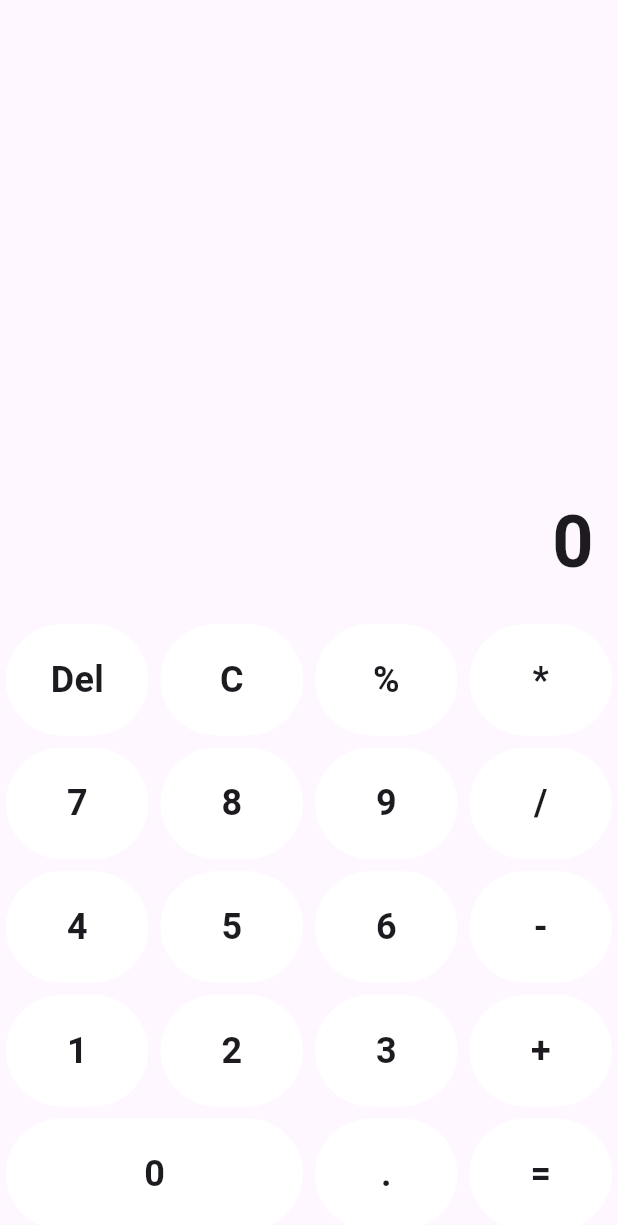
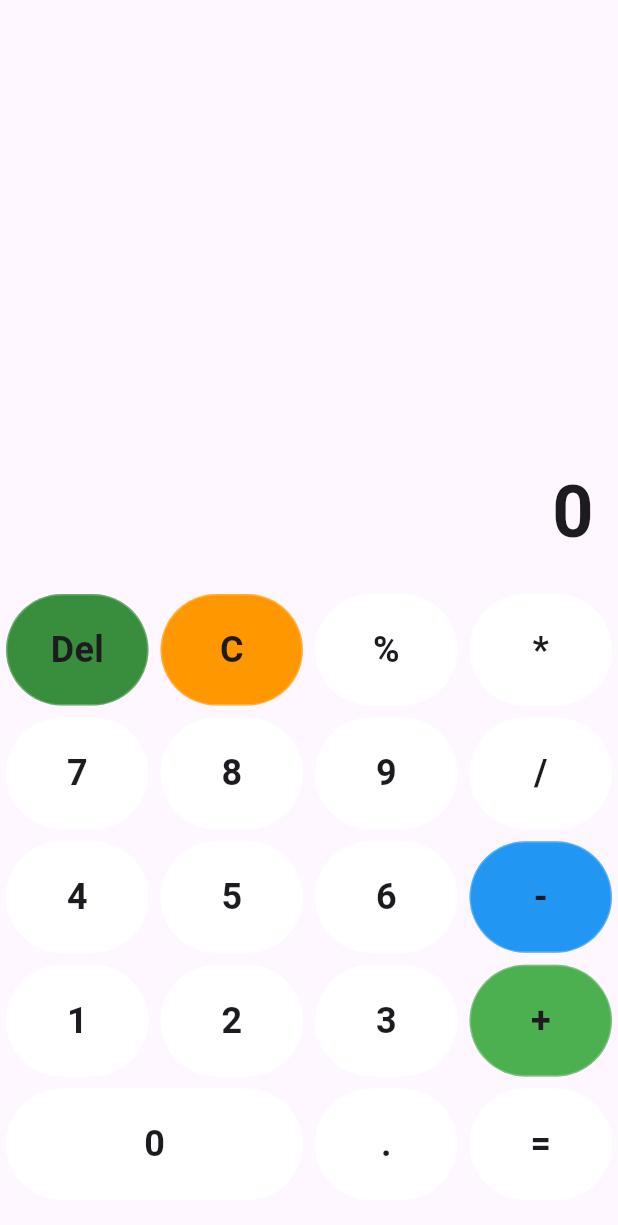
Before and after one commit to foundsunidhi/calculator_app, a Flutter app: the screen it shows after launch, on a phone screen of 412 x 824 dp. Shown: the top 1225 px of the screen. Run offline on Flutter 3.47's test engine with Material 3 defaults, Android fonts, the phone set to English and light mode, and no system bars.

Commit message:
Bug fixed

```diff
--- /dev/null
+++ b/lib/app.dart
@@ -0,0 +1,16 @@
+import 'package:calculator_app/screens/calculator_screen1.dart';
+import 'package:flutter/material.dart';
+
+class CalculatorApp extends StatelessWidget {
+  const CalculatorApp({super.key});
+
+  @override
+  Widget build(BuildContext context) {
+    return MaterialApp(
+      title: 'Calculator',
+      theme: ThemeData.light(),
+      home: const CalculatorScreen(),
+      debugShowCheckedModeBanner: false,
+    );
+  }
+}
--- /dev/null
+++ b/lib/constants/colors.dart
@@ -0,0 +1,25 @@
+class CColor {
+
+  static const int primaryColor = 0xFF3F51B5;
+  static const int primaryLightColor = 0xFFC5CAE9;
+  static const int primaryDarkColor = 0xFF303F9F;
+
+  static const int secondaryColor = 0xFF4CAF50;
+  static const int secondaryLightColor = 0xFFC8E6C9;
+  static const int secondaryDarkColor = 0xFF388E3C;
+
+  static const int textColor = 0xFF212121;
+  static const int textColorLight = 0xFF757575;
+  static const int textColorDark = 0xFF000000;
+
+  static const int backgroundColor = 0xFFFFFFFF;
+  static const int backgroundColorLight = 0xFFE0E0E0;
+  static const int backgroundColorDark = 0xFFBDBDBD;
+
+  static const int errorColor = 0xFFD32F2F;
+  static const int warningColor = 0xFFFFA000;
+  static const int infoColor = 0xFF1976D2;
+  static const int successColor = 0xFF388E3C;
+
+  static const int transparent = 0x00000000;
+}
--- a/lib/main.dart
+++ b/lib/main.dart
@@ -1,20 +1,6 @@
+import 'package:calculator_app/app.dart';
 import 'package:flutter/material.dart';
 
-import 'package:calculator_app/screens/calculator_screen1.dart';
-
 void main() {
-  runApp(const MyApp());
+  runApp(const CalculatorApp());
 }
-
-class MyApp extends StatelessWidget {
-  const MyApp({super.key});
-
-  @override
-  Widget build(BuildContext context) {
-    return MaterialApp(
-      title: 'Calculator',
-      theme: ThemeData.light(),
-      home: const CalculatorScreen(),
-    );
-  }
-}
--- a/lib/screens/calculator_screen1.dart
+++ b/lib/screens/calculator_screen1.dart
@@ -29,12 +29,15 @@ class _CalculatorScreenState extends State<CalculatorScreen> {
   Widget build(BuildContext context) {
     return Scaffold(
       body: SafeArea(
-        bottom: false,
-        child: Column(
-          children: [
-            CalculatorDisplay(displayValue: _state.displayValue),
-            CalculatorKeypad(onButtonTap: _onButtonTap),
-          ],
+        bottom: true,
+        child: Padding(
+          padding: const EdgeInsets.symmetric(horizontal: 0, vertical: 20),
+          child: Column(
+            children: [
+              CalculatorDisplay(displayValue: _state.displayValue),
+              CalculatorKeypad(onButtonTap: _onButtonTap),
+            ],
+          ),
         ),
       ),
     );
--- a/lib/widgets/calculator_button.dart
+++ b/lib/widgets/calculator_button.dart
@@ -9,8 +9,8 @@ class CalculatorButton extends StatelessWidget {
     required this.value,
     required this.onTap,
     required this.backgroundColor,
-    Key? key,
-  }) : super(key: key);
+    super.key,
+  });
 
   @override
   Widget build(BuildContext context) {
--- a/lib/widgets/calculator_display.dart
+++ b/lib/widgets/calculator_display.dart
@@ -5,8 +5,8 @@ class CalculatorDisplay extends StatelessWidget {
 
   const CalculatorDisplay({
     required this.displayValue,
-    Key? key,
-  }) : super(key: key);
+    super.key,
+  });
 
   @override
   Widget build(BuildContext context) {
--- a/lib/widgets/calculator_keypad.dart
+++ b/lib/widgets/calculator_keypad.dart
@@ -1,3 +1,4 @@
+import 'package:calculator_app/constants/colors.dart';
 import 'package:flutter/material.dart';
 import 'package:calculator_app/constants/button_values.dart';
 import 'package:calculator_app/widgets/calculator_button.dart';
@@ -7,8 +8,8 @@ class CalculatorKeypad extends StatelessWidget {
 
   const CalculatorKeypad({
     required this.onButtonTap,
-    Key? key,
-  }) : super(key: key);
+    super.key,
+  });
 
   @override
   Widget build(BuildContext context) {
@@ -17,7 +18,25 @@ class CalculatorKeypad extends StatelessWidget {
     return Wrap(
       children: Btn.buttonValues
         .map(
-            (value) => SizedBox(
+        (value) {
+          Color backgroundColor;
+          switch (value) {
+          case Btn.del:
+            backgroundColor = const Color(CColor.secondaryDarkColor);
+            break;
+          case Btn.clr:
+            backgroundColor = Colors.orange;
+            break;
+          case Btn.add:
+            backgroundColor = Colors.green;
+            break;
+          case Btn.subtract:
+            backgroundColor = Colors.blue;
+            break;
+          default:
+            backgroundColor = Colors.white;
+          }
+          return SizedBox(
           width: value == Btn.n0
             ? screenSize.width / 2
             : (screenSize.width / 4),
@@ -25,9 +44,10 @@ class CalculatorKeypad extends StatelessWidget {
           child: CalculatorButton(
             value: value,
             onTap: () => onButtonTap(value),
-                backgroundColor: Colors.white,
+            backgroundColor: backgroundColor,
           ),
-            ),
+          );
+        },
         )
         .toList(),
     );
```
Also changed, not shown: lib/constants/button_values.dart (line endings or trailing spaces), 3 other files. Lines whose indentation alone changed are shown as unchanged.
